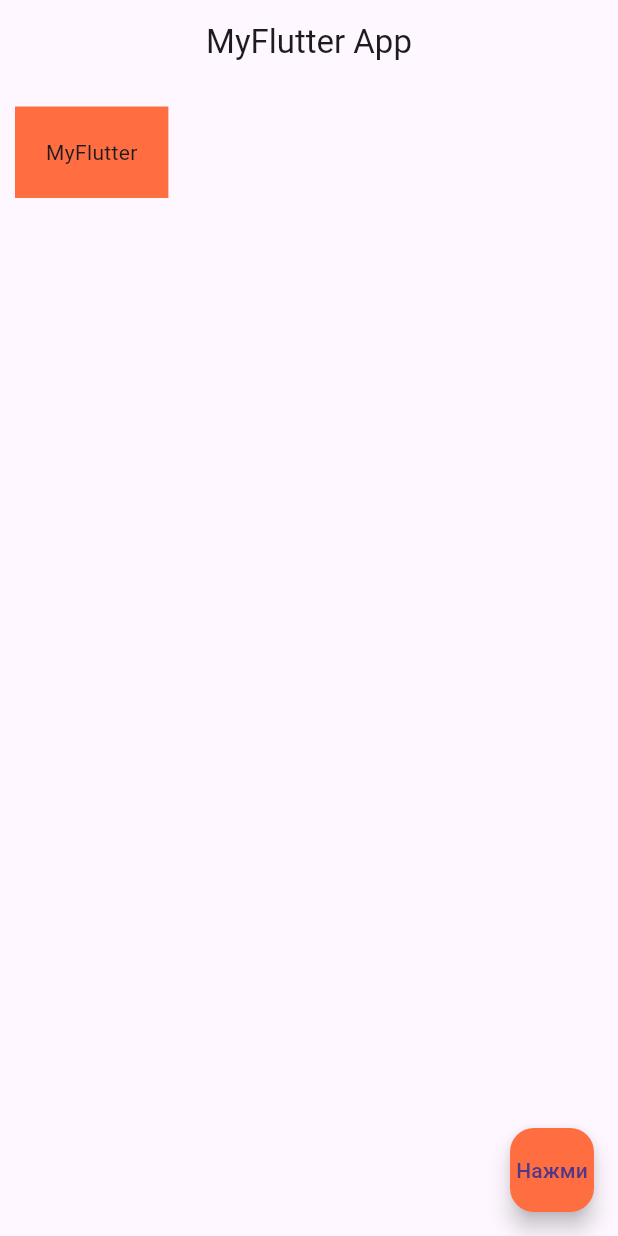
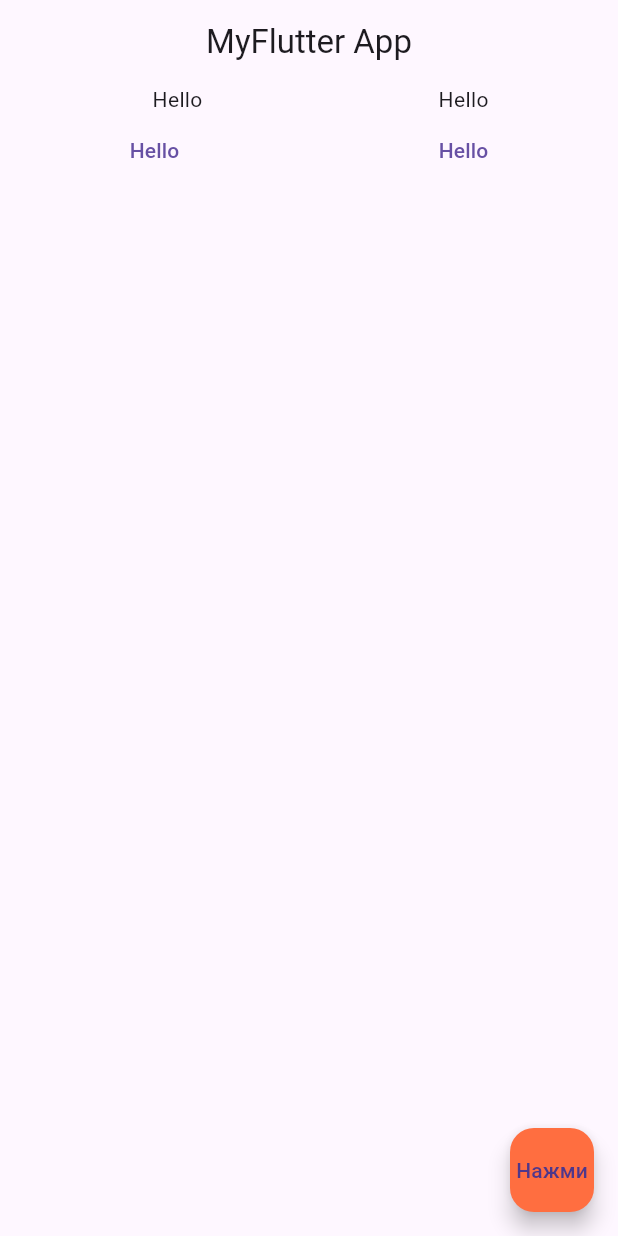
Before and after one commit to Ziyaddin01/flutter_app, a Flutter app: the screen it shows after launch, on a phone screen of 412 x 824 dp. Run offline on Flutter 3.47's test engine with Material 3 defaults, Android fonts, the phone set to English and light mode, and no system bars.

Commit message:
Added "Создание сетки и расстановка обьектов"

```diff
--- a/lib/main.dart
+++ b/lib/main.dart
@@ -11,18 +11,23 @@ class MyApp extends StatelessWidget {
         appBar: AppBar(title: Text('MyFlutter App'),
         centerTitle: true,
         ),
-        body: Container(
-          color: Colors.deepOrangeAccent,
-          child: Text('MyFlutter'),
-          margin: EdgeInsets.fromLTRB(10.0, 15.0, 20.0, 30.0),
-          // margin: EdgeInsets.symmetric(horizontal: 10.0, vertical: 50.0),
-          padding: EdgeInsets.all(20.5),
-
-          //Image(image: AssetImage('assets/mountain.jpeg'),),
-          // OutlinedButton.icon( onPressed: () {},icon: Icon(Icons.adb_sharp),label: Text('Settings'))
-          // ElevatedButton(onPressed: () {},child: Text('Нажми'), style: TextButton.styleFrom(backgroundColor: Colors.blueGrey),),
-          // TextButton(onPressed: () {}, child: Text('Нажми на меня'), style: TextButton.styleFrom(backgroundColor: Colors.blueGrey),
-          // Icon(Icons.amp_stories_outlined, size: 45, color: Colors.amber,),
+        body: Row(
+          mainAxisAlignment: MainAxisAlignment.spaceAround,
+          children: [
+            Column(
+              crossAxisAlignment: CrossAxisAlignment.end,
+              children: [
+                Text('Hello'),
+                TextButton(onPressed: () {}, child: Text('Hello'))
+              ],
+            ),
+            Column(
+              children: [
+                Text('Hello'),
+                TextButton(onPressed: () {}, child: Text('Hello'))
+        ],
+            )
+        ],
         ),
           floatingActionButton: FloatingActionButton(
           child: Text('Нажми'),onPressed: () {
```
